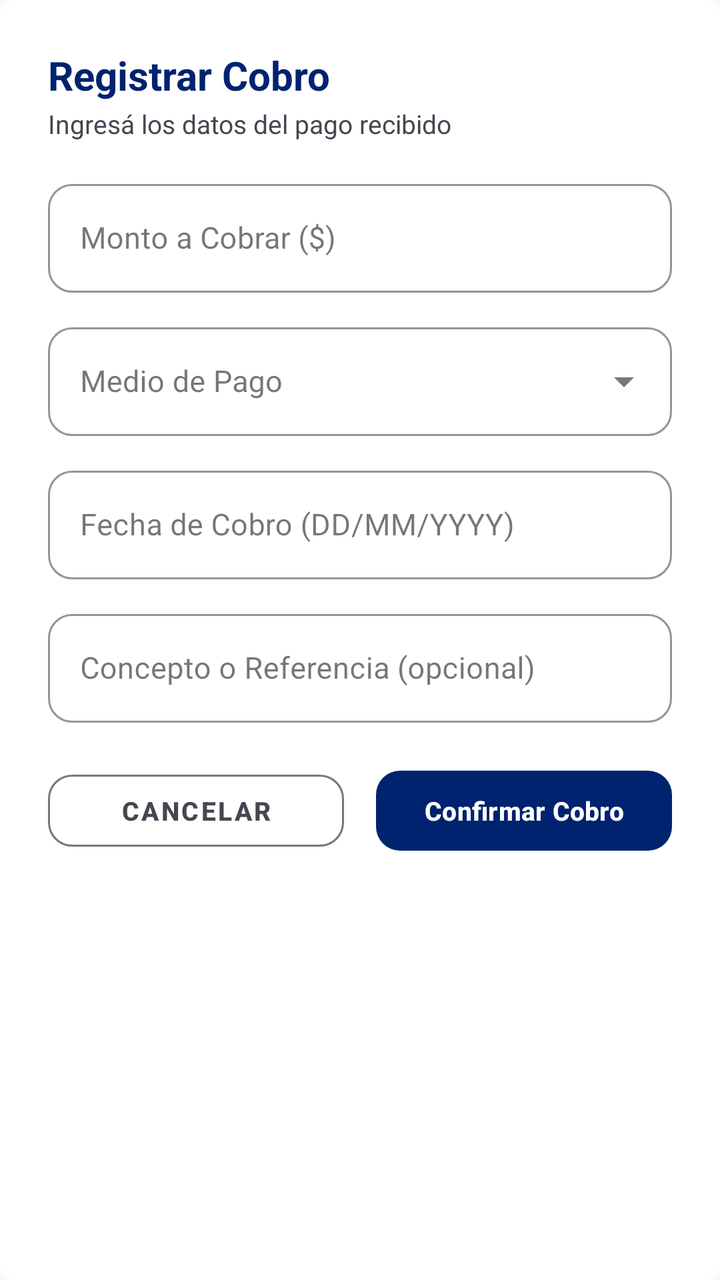
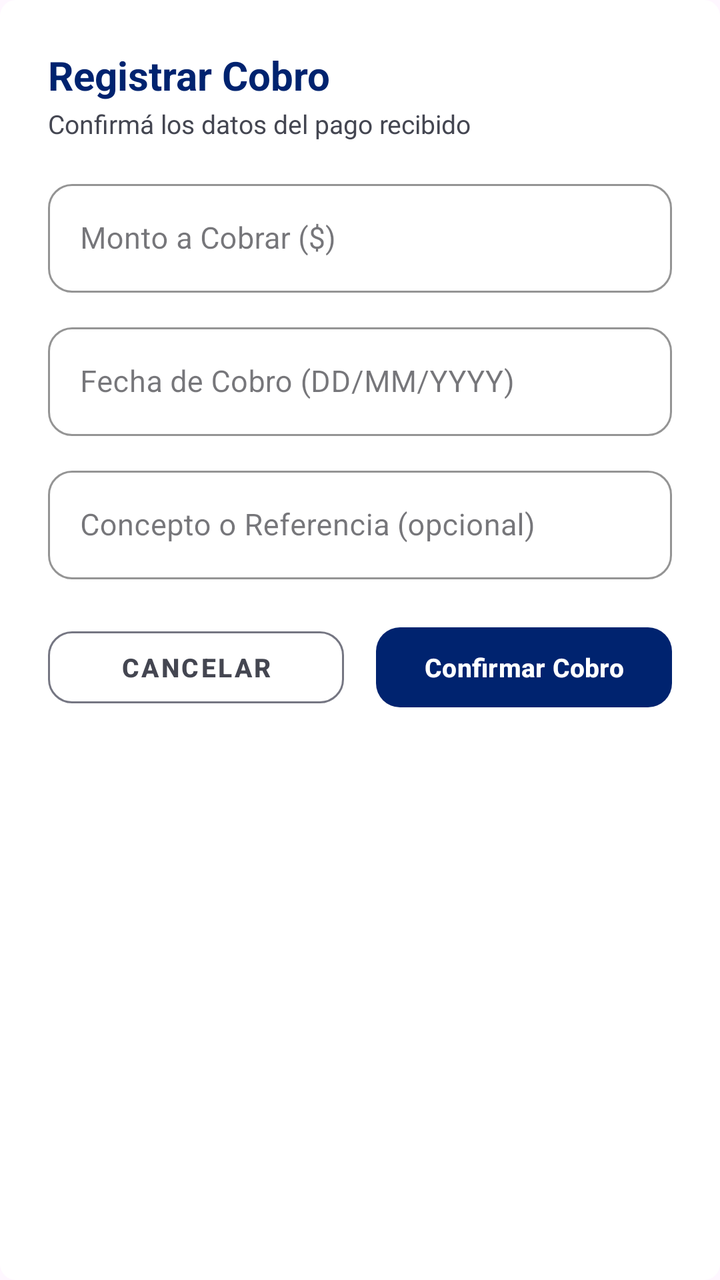

Compare the two renders of this Android layout. The source of the first and the diff that turns it into the second are given below.
<!-- AndroidManifest.xml: application theme Theme.InmobiliariaVenta -->
<!-- res/layout/dialog_registrar_pago_cuota.xml -->
<?xml version="1.0" encoding="utf-8"?>
<ScrollView xmlns:android="http://schemas.android.com/apk/res/android"
    xmlns:app="http://schemas.android.com/apk/res-auto"
    android:layout_width="match_parent"
    android:layout_height="wrap_content"
    android:scrollbars="vertical"
    android:fadeScrollbars="false"
    android:background="@drawable/bg_rounded_corner"
    android:backgroundTint="@color/colorSurfaceContainerLowest">

    <LinearLayout
        android:layout_width="match_parent"
        android:layout_height="wrap_content"
        android:orientation="vertical"
        android:padding="24dp">

        
        <TextView
            android:id="@+id/dialog_pago_tv_titulo"
            android:layout_width="wrap_content"
            android:layout_height="wrap_content"
            android:text="Registrar Cobro"
            android:textColor="@color/colorPrimary"
            android:textSize="20sp"
            android:textStyle="bold" />

        <TextView
            android:id="@+id/dialog_pago_tv_subtitulo"
            android:layout_width="wrap_content"
            android:layout_height="wrap_content"
            android:layout_marginTop="2dp"
            android:layout_marginBottom="16dp"
            android:text="Ingresá los datos del pago recibido"
            android:textColor="@color/colorOnSurfaceVariant"
            android:textSize="13sp" />

        
        <com.google.android.material.textfield.TextInputLayout
            android:id="@+id/til_pago_monto"
            style="@style/Widget.MaterialComponents.TextInputLayout.OutlinedBox"
            android:layout_width="match_parent"
            android:layout_height="wrap_content"
            android:layout_marginBottom="12dp"
            android:hint="Monto a Cobrar ($)"
            app:boxCornerRadiusBottomEnd="12dp"
            app:boxCornerRadiusBottomStart="12dp"
            app:boxCornerRadiusTopEnd="12dp"
            app:boxCornerRadiusTopStart="12dp"
            app:boxStrokeColor="@color/colorPrimary">

            <com.google.android.material.textfield.TextInputEditText
                android:id="@+id/et_pago_monto"
                android:layout_width="match_parent"
                android:layout_height="wrap_content"
                android:inputType="numberDecimal"
                android:textColor="@color/colorOnSurface"
                android:textSize="15sp" />
        </com.google.android.material.textfield.TextInputLayout>

        
        <com.google.android.material.textfield.TextInputLayout
            android:id="@+id/til_pago_medio"
            style="@style/Widget.MaterialComponents.TextInputLayout.OutlinedBox.ExposedDropdownMenu"
            android:layout_width="match_parent"
            android:layout_height="wrap_content"
            android:layout_marginBottom="12dp"
            android:hint="Medio de Pago"
            app:boxCornerRadiusBottomEnd="12dp"
            app:boxCornerRadiusBottomStart="12dp"
            app:boxCornerRadiusTopEnd="12dp"
            app:boxCornerRadiusTopStart="12dp"
            app:boxStrokeColor="@color/colorPrimary">

            <AutoCompleteTextView
                android:id="@+id/actv_pago_medio"
                android:layout_width="match_parent"
                android:layout_height="wrap_content"
                android:inputType="none"
                android:textColor="@color/colorOnSurface"
                android:textSize="15sp" />
        </com.google.android.material.textfield.TextInputLayout>

        
        <com.google.android.material.textfield.TextInputLayout
            android:id="@+id/til_pago_fecha"
            style="@style/Widget.MaterialComponents.TextInputLayout.OutlinedBox"
            android:layout_width="match_parent"
            android:layout_height="wrap_content"
            android:layout_marginBottom="12dp"
            android:hint="Fecha de Cobro (DD/MM/YYYY)"
            app:boxCornerRadiusBottomEnd="12dp"
            app:boxCornerRadiusBottomStart="12dp"
            app:boxCornerRadiusTopEnd="12dp"
            app:boxCornerRadiusTopStart="12dp"
            app:boxStrokeColor="@color/colorPrimary">

            <com.google.android.material.textfield.TextInputEditText
                android:id="@+id/et_pago_fecha"
                android:layout_width="match_parent"
                android:layout_height="wrap_content"
                android:inputType="date"
                android:textColor="@color/colorOnSurface"
                android:textSize="15sp" />
        </com.google.android.material.textfield.TextInputLayout>

        
        <com.google.android.material.textfield.TextInputLayout
            android:id="@+id/til_pago_concepto"
            style="@style/Widget.MaterialComponents.TextInputLayout.OutlinedBox"
            android:layout_width="match_parent"
            android:layout_height="wrap_content"
            android:layout_marginBottom="20dp"
            android:hint="Concepto o Referencia (opcional)"
            app:boxCornerRadiusBottomEnd="12dp"
            app:boxCornerRadiusBottomStart="12dp"
            app:boxCornerRadiusTopEnd="12dp"
            app:boxCornerRadiusTopStart="12dp"
            app:boxStrokeColor="@color/colorPrimary">

            <com.google.android.material.textfield.TextInputEditText
                android:id="@+id/et_pago_concepto"
                android:layout_width="match_parent"
                android:layout_height="wrap_content"
                android:inputType="textCapSentences"
                android:textColor="@color/colorOnSurface"
                android:textSize="15sp" />
        </com.google.android.material.textfield.TextInputLayout>

        
        <LinearLayout
            android:layout_width="match_parent"
            android:layout_height="wrap_content"
            android:orientation="horizontal">

            <com.google.android.material.button.MaterialButton
                android:id="@+id/dialog_pago_btn_cancelar"
                style="@style/Widget.MaterialComponents.Button.OutlinedButton"
                android:layout_width="0dp"
                android:layout_height="48dp"
                android:layout_weight="1"
                android:layout_marginEnd="8dp"
                android:text="Cancelar"
                android:textSize="13sp"
                android:textStyle="bold"
                app:cornerRadius="12dp"
                app:strokeColor="@color/colorOutline"
                android:textColor="@color/colorOnSurfaceVariant" />

            <com.google.android.material.button.MaterialButton
                android:id="@+id/dialog_pago_btn_confirmar"
                android:layout_width="0dp"
                android:layout_height="48dp"
                android:layout_weight="1"
                android:layout_marginStart="8dp"
                android:text="Confirmar Cobro"
                android:textSize="13sp"
                android:textStyle="bold"
                app:cornerRadius="12dp"
                app:backgroundTint="@color/colorPrimary"
                android:textColor="@color/colorOnPrimary" />
        </LinearLayout>
    </LinearLayout>
</ScrollView>
<!-- resources referenced by this layout -->
<resources>
  <color name="colorOnPrimary">#FFFFFF</color>
  <color name="colorOnSurface">#1A1B21</color>
  <color name="colorOnSurfaceVariant">#444651</color>
  <color name="colorOutline">#757682</color>
  <color name="colorPrimary">#00236F</color>
  <color name="colorSurfaceContainerLowest">#FFFFFF</color>
  <!-- drawable bg_rounded_corner (drawable) -->
  <?xml version="1.0" encoding="utf-8"?>
  <shape xmlns:android="http://schemas.android.com/apk/res/android"
      android:shape="rectangle">
      <corners android:radius="8dp" />
      <solid android:color="@android:color/white" />
  </shape>
  <style name="Theme.InmobiliariaVenta" parent="Base.Theme.InmobiliariaVenta" />
  <style name="Base.Theme.InmobiliariaVenta" parent="Theme.Material3.Light.NoActionBar">
          
          <item name="android:statusBarColor">@color/colorSurfaceContainerLowest</item>
          <item name="android:windowLightStatusBar">true</item>
          
          
          <item name="colorPrimary">@color/colorPrimary</item>
          <item name="colorOnPrimary">@color/colorOnPrimary</item>
          <item name="colorPrimaryContainer">@color/colorPrimaryContainer</item>
          <item name="colorSurface">@color/colorSurface</item>
          <item name="colorOnSurface">@color/colorOnSurface</item>
      </style>
  <color name="colorPrimaryContainer">#1E3A8A</color>
  <color name="colorSurface">#FAF8FF</color>
</resources>

<!-- the commit's change to res/layout/dialog_registrar_pago_cuota.xml (unified diff, before → after) -->
@@ -30,7 +30,7 @@
             android:layout_height="wrap_content"
             android:layout_marginTop="2dp"
             android:layout_marginBottom="16dp"
-            android:text="Ingresá los datos del pago recibido"
+            android:text="Confirmá los datos del pago recibido"
             android:textColor="@color/colorOnSurfaceVariant"
             android:textSize="13sp" />
 
@@ -53,29 +53,6 @@
                 android:layout_width="match_parent"
                 android:layout_height="wrap_content"
                 android:inputType="numberDecimal"
-                android:textColor="@color/colorOnSurface"
-                android:textSize="15sp" />
-        </com.google.android.material.textfield.TextInputLayout>
-
-        
-        <com.google.android.material.textfield.TextInputLayout
-            android:id="@+id/til_pago_medio"
-            style="@style/Widget.MaterialComponents.TextInputLayout.OutlinedBox.ExposedDropdownMenu"
-            android:layout_width="match_parent"
-            android:layout_height="wrap_content"
-            android:layout_marginBottom="12dp"
-            android:hint="Medio de Pago"
-            app:boxCornerRadiusBottomEnd="12dp"
-            app:boxCornerRadiusBottomStart="12dp"
-            app:boxCornerRadiusTopEnd="12dp"
-            app:boxCornerRadiusTopStart="12dp"
-            app:boxStrokeColor="@color/colorPrimary">
-
-            <AutoCompleteTextView
-                android:id="@+id/actv_pago_medio"
-                android:layout_width="match_parent"
-                android:layout_height="wrap_content"
-                android:inputType="none"
                 android:textColor="@color/colorOnSurface"
                 android:textSize="15sp" />
         </com.google.android.material.textfield.TextInputLayout>
